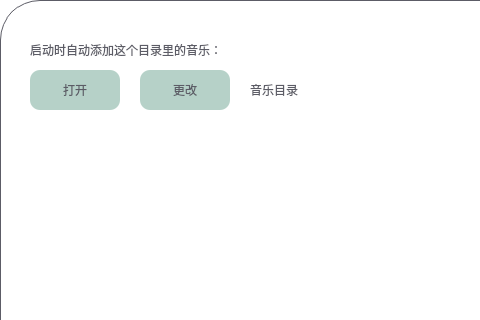
Old version of the form widget.ui in the repository whdicu/OnePlayer; both pictures show x 0 to 480 and y 0 to 320 of the 880 by 529 pixel window.
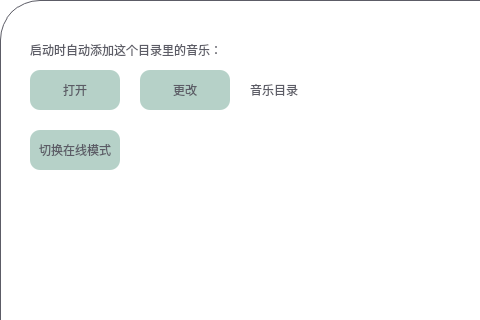
New version of the form. The open tabs and pages were chosen to show the change. Icons and pictures are not drawn. Custom widgets are drawn as their Qt base class.

Commit message: 1.接入服务器，支持播放在线音乐

What changed in the file:
```diff
--- a/widget.ui
+++ b/widget.ui
@@ -136,7 +136,8 @@
 }
 
 #btn_change_dir,
-#btn_open_dir {
+#btn_open_dir,
+#btn_change_online {
 	color: #5c5c66;
 	background-color: #b6d1c8;
 	border-radius: 10px;
@@ -652,6 +653,27 @@
         <string>打开</string>
        </property>
       </widget>
+      <widget class="QPushButton" name="btn_change_online">
+       <property name="geometry">
+        <rect>
+         <x>30</x>
+         <y>130</y>
+         <width>90</width>
+         <height>40</height>
+        </rect>
+       </property>
+       <property name="font">
+        <font>
+         <family>.萍方-简0</family>
+        </font>
+       </property>
+       <property name="cursor">
+        <cursorShape>PointingHandCursor</cursorShape>
+       </property>
+       <property name="text">
+        <string>切换在线模式</string>
+       </property>
+      </widget>
      </widget>
      <widget class="QWidget" name="p">
       <widget class="QLabel" name="label_mask">
```
The commit also changes 5 other files.
